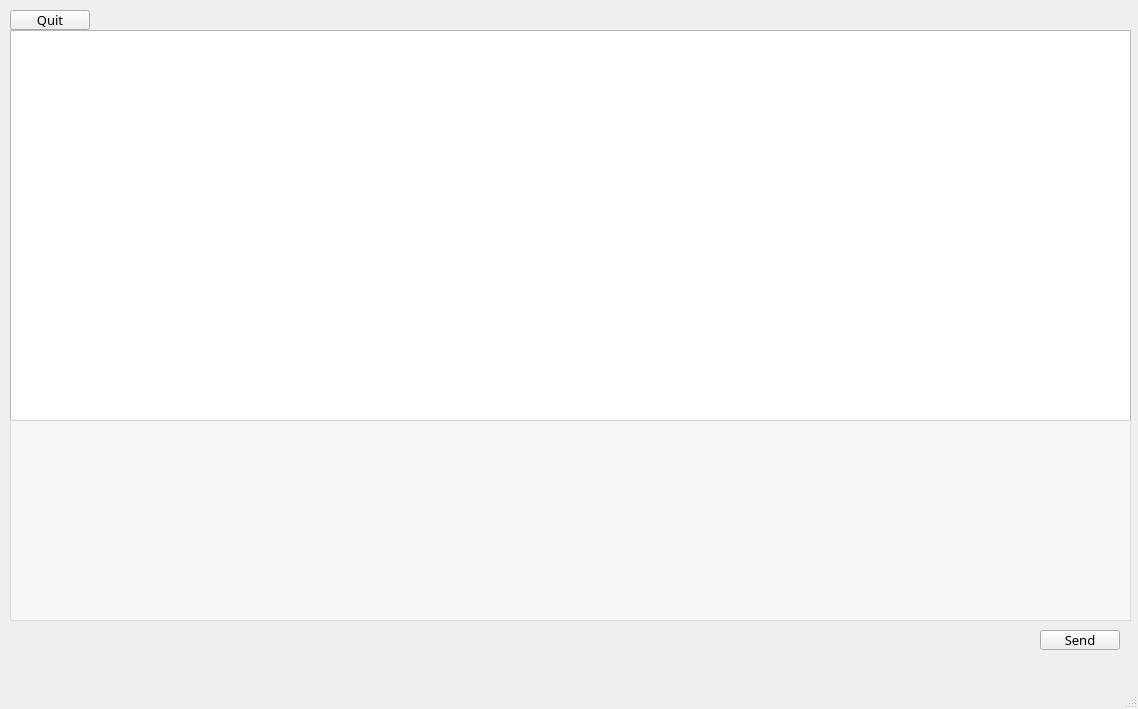
Old version of the form clientQt/ClientQt/chat.ui in the repository woleigequy/networking_Assignment2.
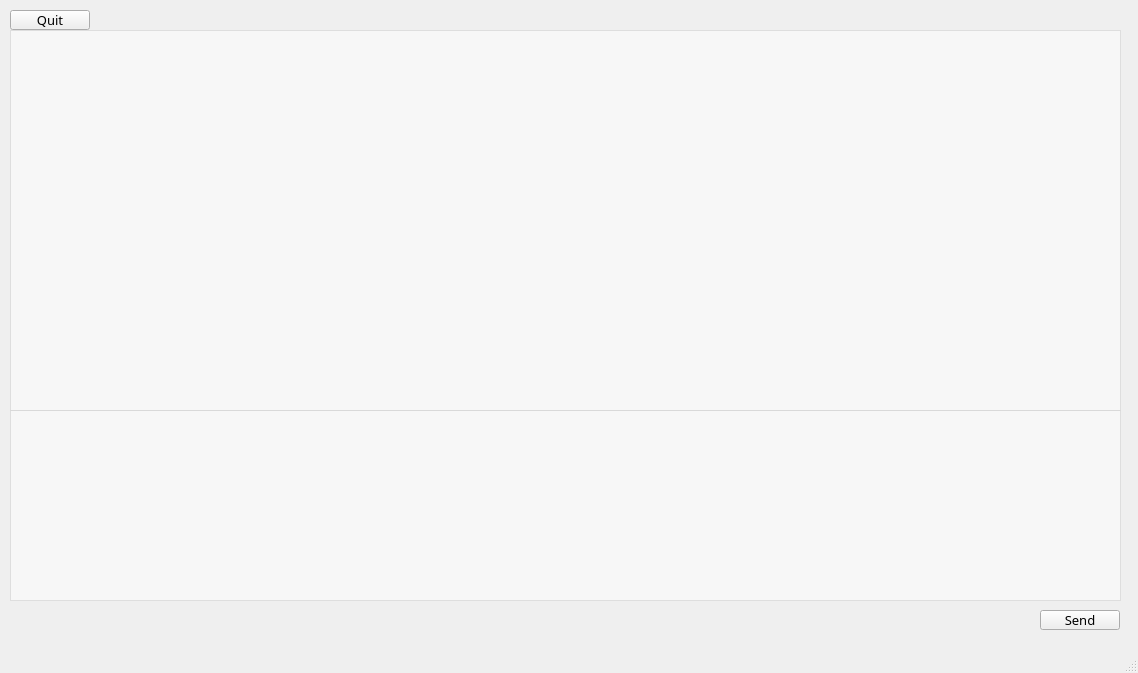
New version of the form. Icons and pictures are not drawn.

```diff
--- a/clientQt/ClientQt/chat.ui
+++ b/clientQt/ClientQt/chat.ui
@@ -7,9 +7,21 @@
     <x>0</x>
     <y>0</y>
     <width>1138</width>
-    <height>709</height>
+    <height>673</height>
    </rect>
   </property>
+  <property name="minimumSize">
+   <size>
+    <width>1138</width>
+    <height>673</height>
+   </size>
+  </property>
+  <property name="maximumSize">
+   <size>
+    <width>1138</width>
+    <height>673</height>
+   </size>
+  </property>
   <property name="windowTitle">
    <string>MainWindow</string>
   </property>
@@ -48,21 +60,21 @@
      <rect>
       <x>10</x>
       <y>30</y>
-      <width>1121</width>
-      <height>391</height>
+      <width>1111</width>
+      <height>381</height>
      </rect>
     </property>
     <property name="styleSheet">
-     <string notr="true">background-color: 245, 245, 245;</string>
+     <string notr="true">background:rgba(255,255,255,0.5);</string>
     </property>
    </widget>
    <widget class="QTextEdit" name="textEdit">
     <property name="geometry">
      <rect>
       <x>10</x>
-      <y>420</y>
-      <width>1121</width>
-      <height>201</height>
+      <y>410</y>
+      <width>1111</width>
+      <height>191</height>
      </rect>
     </property>
     <property name="styleSheet">
@@ -73,7 +85,7 @@
     <property name="geometry">
      <rect>
       <x>1040</x>
-      <y>630</y>
+      <y>610</y>
       <width>80</width>
       <height>20</height>
      </rect>
```
